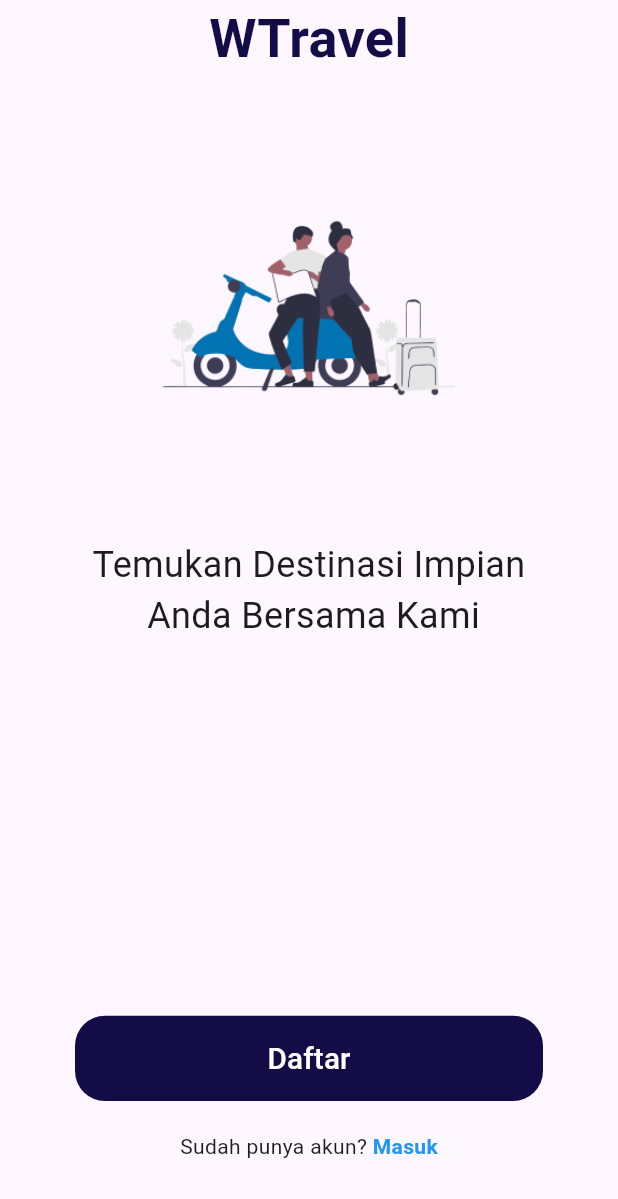
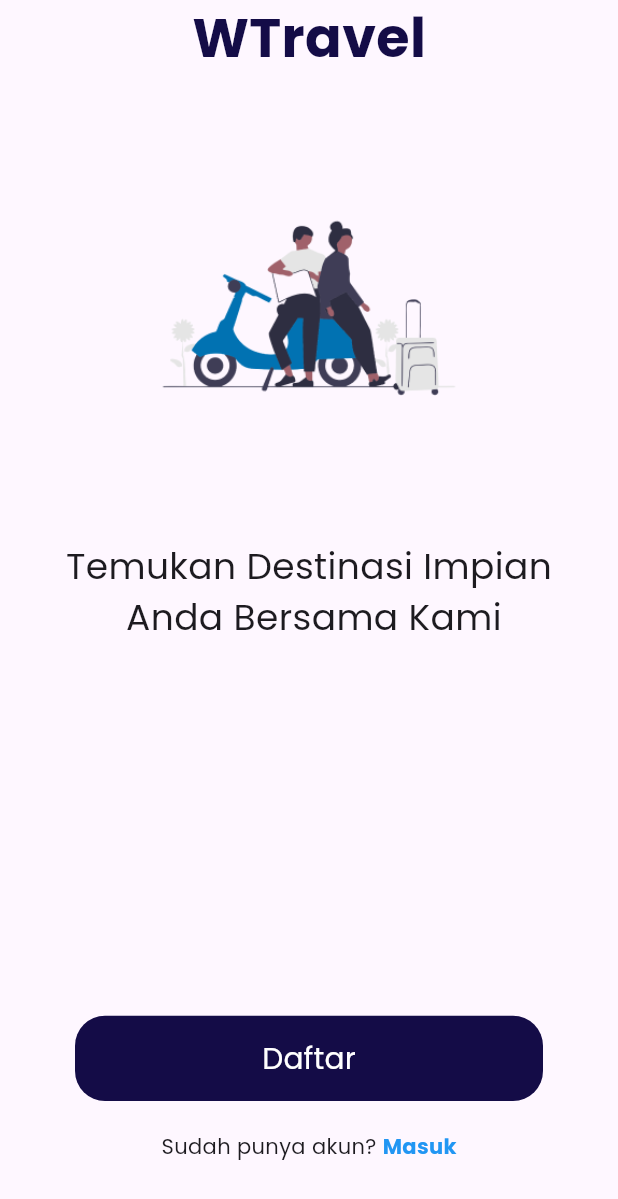
Before and after one commit to Dams168/Wtravel, a Flutter app: the screen it shows after launch, on a phone screen of 412 x 824 dp. Shown: the top 1199 px of the screen. Run offline on Flutter 3.47's test engine with Material 3 defaults, Android fonts, the phone set to English and light mode, and no system bars; our stand-ins replace animated_splash_screen, flutter_svg, image_picker.

Commit message:
feat: add font Poppins

```diff
--- a/wtravel_app/lib/main.dart
+++ b/wtravel_app/lib/main.dart
@@ -11,7 +11,7 @@
   Widget build(BuildContext context) {
     return MaterialApp(
       title: 'WTravel',
-      theme: ThemeData(),
+      theme: ThemeData(fontFamily: "Poppins"),
       home: const SplashScreen(),
     );
   }
--- a/wtravel_app/pubspec.yaml
+++ b/wtravel_app/pubspec.yaml
@@ -58,6 +58,12 @@
   assets:
     - assets/images/
     - assets/icons/
+  fonts:
+    - family: Poppins
+      fonts:
+        - asset: assets/fonts/Poppins-Regular.ttf
+        - asset: assets/fonts/Poppins-Bold.ttf
+        - asset: assets/fonts/Poppins-Italic.ttf
 
   # The following line ensures that the Material Icons font is
   # included with your application, so that you can use the icons in
```
Also changed, not shown: wtravel_app/assets/fonts/Poppins-Bold.ttf (added), wtravel_app/assets/fonts/Poppins-Italic.ttf (added), wtravel_app/assets/fonts/Poppins-Regular.ttf (added).
